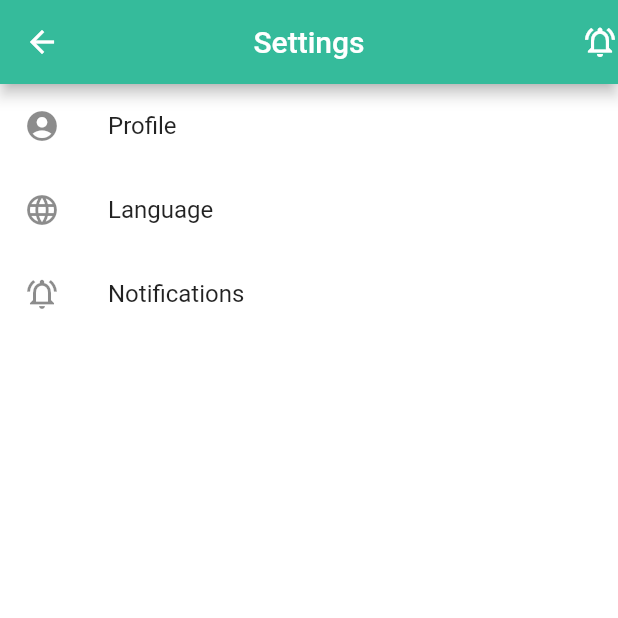
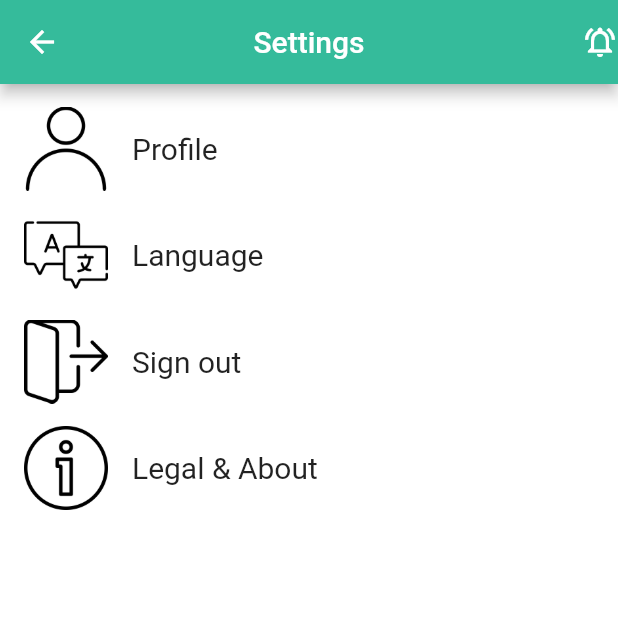
Before and after one commit to ShoaibNaik/ImamPoojari_Project, a Flutter app: the SettingList screen opened directly, on a phone screen of 412 x 824 dp, the top half of it. Run offline on Flutter 3.47's test engine with Material 2 defaults, Android fonts, the phone set to English and light mode, and no system bars; our stand-ins replace flutter_snake_navigationbar; missing offline and left inert: dropdown_below, flutter_linear_datepicker; network calls fail.

Commit message:
Setting page ui done

```diff
--- a/final_major_project/lib/centers.dart
+++ b/final_major_project/lib/centers.dart
@@ -60,7 +60,7 @@ class _centersListState extends State<centersList> {
         break;
 
       case 1:
-        yOffset = 270;
+        yOffset = 350;
         _yOffset = windowHeight;
         xOffset = 0;
         break;
@@ -216,7 +216,7 @@ class _centersListState extends State<centersList> {
         " " +
         item['name']['last'];
     var email = item['email'];
-    var profileUrl = item['picture']['large'];
+    var profileUrl = item['picture']['medium'];
     return InkWell(
       onTap: () {
         setState(() {
@@ -242,7 +242,7 @@ class _centersListState extends State<centersList> {
                       borderRadius: BorderRadius.circular(15),
                       image: DecorationImage(
                           fit: BoxFit.cover,
-                          image: AssetImage(""))),
+                          image: NetworkImage(profileUrl))),
                 ),
                 SizedBox(
                   width: 20,
--- a/final_major_project/lib/main.dart
+++ b/final_major_project/lib/main.dart
@@ -16,7 +16,7 @@ class MyApp extends StatelessWidget {
       theme: ThemeData(
           fontFamily: "Roboto"
       ),
-      home: Register(),
+      home: navBar(),
     );
   }
 }
--- a/final_major_project/lib/settings.dart
+++ b/final_major_project/lib/settings.dart
@@ -26,17 +26,29 @@ class _SettingListState extends State<SettingList> {
   Widget getListView(){
     var List = ListView(
       children: [
+        SizedBox(height: 15),
         ListTile(
-          leading: Icon(Icons.account_circle_sharp),
-          title: Text('Profile'),
+          leading: Image.asset("assets/images/profile.png"),
+          title: Text('Profile',
+          style: TextStyle(fontSize: 20)),
         ),
+        SizedBox(height: 15),
         ListTile(
-          leading: Icon(Icons.language),
-          title: Text('Language'),
+          leading: Image.asset("assets/images/language.png"),
+          title: Text('Language',
+            style: TextStyle(fontSize: 20)),
         ),
+        SizedBox(height: 15),
         ListTile(
-          leading: Icon(Icons.notifications_active_outlined),
-          title: Text('Notifications'),
+          leading: Image.asset("assets/images/sign_out.png"),
+          title: Text('Sign out',
+            style: TextStyle(fontSize: 20)),
+        ),
+        SizedBox(height: 15),
+        ListTile(
+          leading: Image.asset("assets/images/info.png"),
+          title: Text('Legal & About',
+            style: TextStyle(fontSize: 20)),
         ),
       ],
     );
--- a/final_major_project/lib/visit.dart
+++ b/final_major_project/lib/visit.dart
@@ -60,7 +60,7 @@ class _visitorsListState extends State<VisitorsList> {
         break;
 
       case 1:
-        yOffset = 270;
+        yOffset = 350;
         _yOffset = windowHeight;
         xOffset = 0;
         break;
@@ -93,6 +93,8 @@ class _visitorsListState extends State<VisitorsList> {
                   borderRadius:
                   BorderRadius.only(topLeft: Radius.circular(35))),
               child: ListView(
+                shrinkWrap: true,
+                reverse: true,
                 padding: EdgeInsets.all(10),
                 children: [
                   Row(
@@ -182,7 +184,7 @@ class _visitorsListState extends State<VisitorsList> {
                       ],
                     ),
                   ),
-                ],
+                ].reversed.toList(),
               ),
             ),
           ),
```
Also changed, not shown: final_major_project/lib/RegisterPage.dart (+8 -1 lines), final_major_project/assets/images/hospital.png (added), final_major_project/assets/images/info.png (added), final_major_project/assets/images/language.png (added), final_major_project/assets/images/medical.png (added), final_major_project/assets/images/pharmacy.png (added), final_major_project/assets/images/profile.png (added), final_major_project/assets/images/sign_out.png (added).
